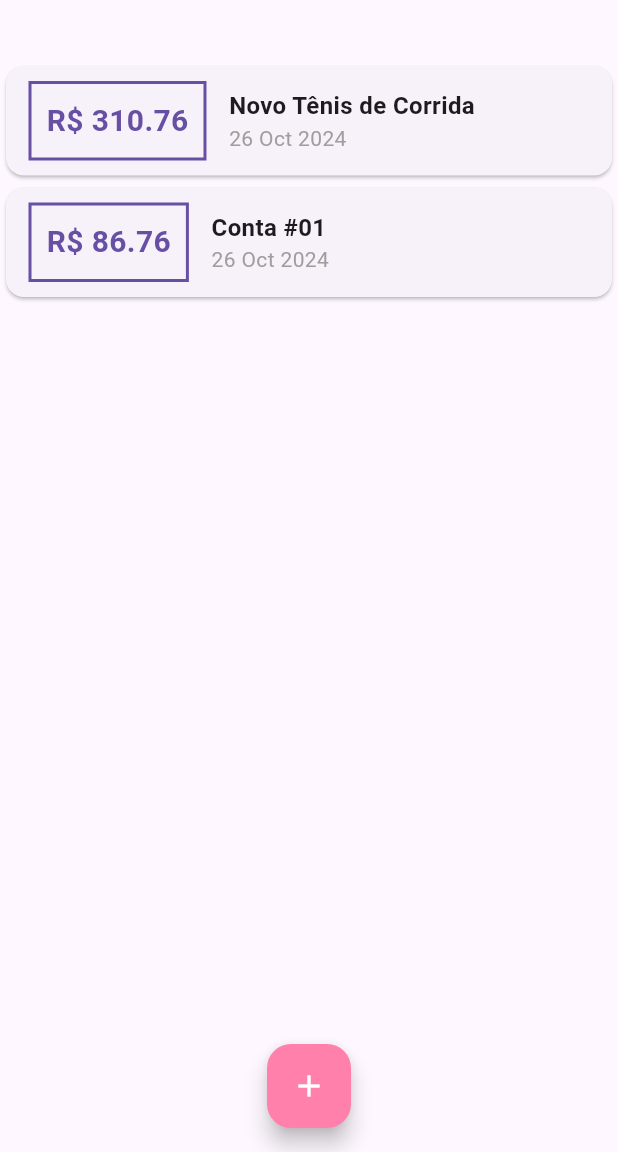
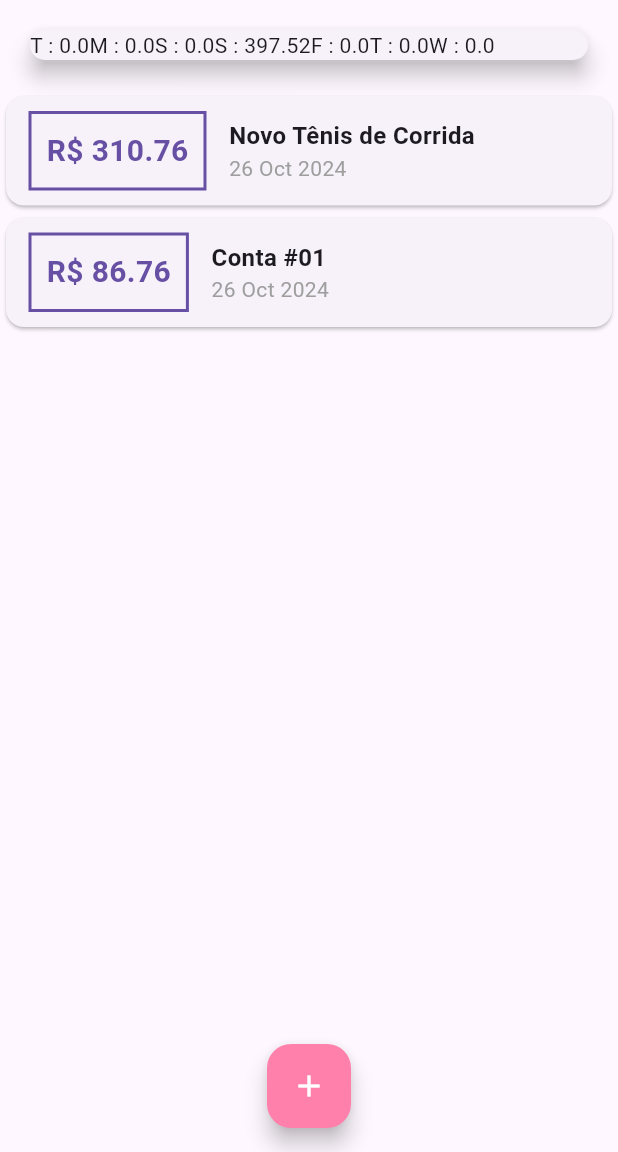
Before and after one commit to gabibecker/DespesasPessoais, a Flutter app: the screen it shows after launch, on a phone screen of 412 x 824 dp, the part 84-1236 px from its top. Run offline on Flutter 3.47's test engine with Material 3 defaults, Android fonts, the phone set to English and light mode, and no system bars; Roboto replaces fonts that are missing (OpenSans).

Commit message:
121. Chart Widget #03

```diff
--- a/expenses/lib/components/chart.dart
+++ b/expenses/lib/components/chart.dart
@@ -38,7 +38,9 @@ class Chart extends StatelessWidget {
       elevation: 6,
       margin: EdgeInsets.all(20),
       child: Row(
-        children: <Widget>[],
+        children: groupedTransactions.map((tr) {
+          return Text('${tr['day']} : ${tr['value']}');
+        }).toList(),
       ),
     );
   }
```
Also changed, not shown: expenses/lib/components/char_bar.dart (added, +11 -0 lines).
